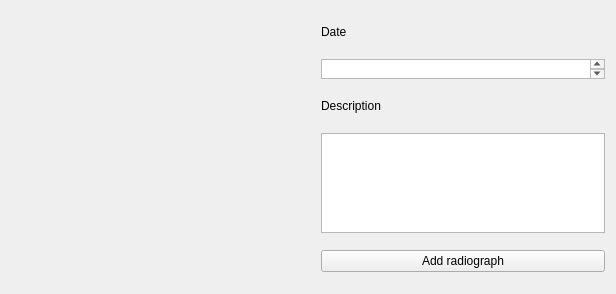
Before: the Qt Designer form forms/radiographwidget.ui in DINOZYAVIER/hospital-manager, drawn with Qt 5.
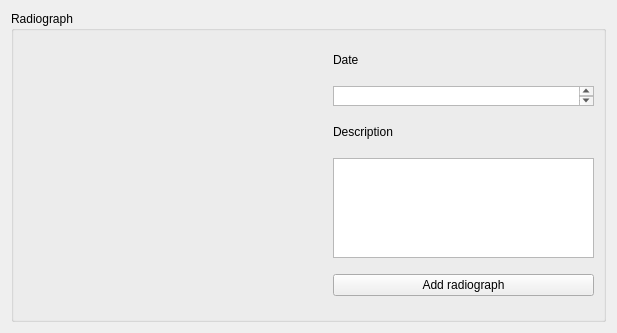
After: the same form once the commit is applied.

The edit to the form file:
```diff
--- a/forms/radiographwidget.ui
+++ b/forms/radiographwidget.ui
@@ -6,15 +6,21 @@
    <rect>
     <x>0</x>
     <y>0</y>
-    <width>616</width>
-    <height>294</height>
+    <width>617</width>
+    <height>315</height>
    </rect>
   </property>
   <property name="windowTitle">
    <string>Form</string>
   </property>
-  <layout class="QHBoxLayout" name="horizontalLayout" stretch="0,0">
-   <item>
+  <layout class="QGridLayout" name="gridLayout">
+   <item row="0" column="0">
+    <widget class="QGroupBox" name="Radiograph">
+     <property name="title">
+      <string>Radiograph</string>
+     </property>
+     <layout class="QGridLayout" name="gridLayout_2">
+      <item row="0" column="0">
     <widget class="QLabel" name="imageLabel">
      <property name="sizePolicy">
       <sizepolicy hsizetype="Preferred" vsizetype="Preferred">
@@ -39,7 +45,7 @@
      </property>
     </widget>
    </item>
-   <item>
+      <item row="0" column="1">
     <layout class="QVBoxLayout" name="verticalLayout">
      <property name="sizeConstraint">
       <enum>QLayout::SetFixedSize</enum>
@@ -116,6 +122,9 @@
       </widget>
      </item>
     </layout>
+      </item>
+     </layout>
+    </widget>
    </item>
   </layout>
  </widget>
```
Lines whose indentation alone changed are shown as unchanged.
